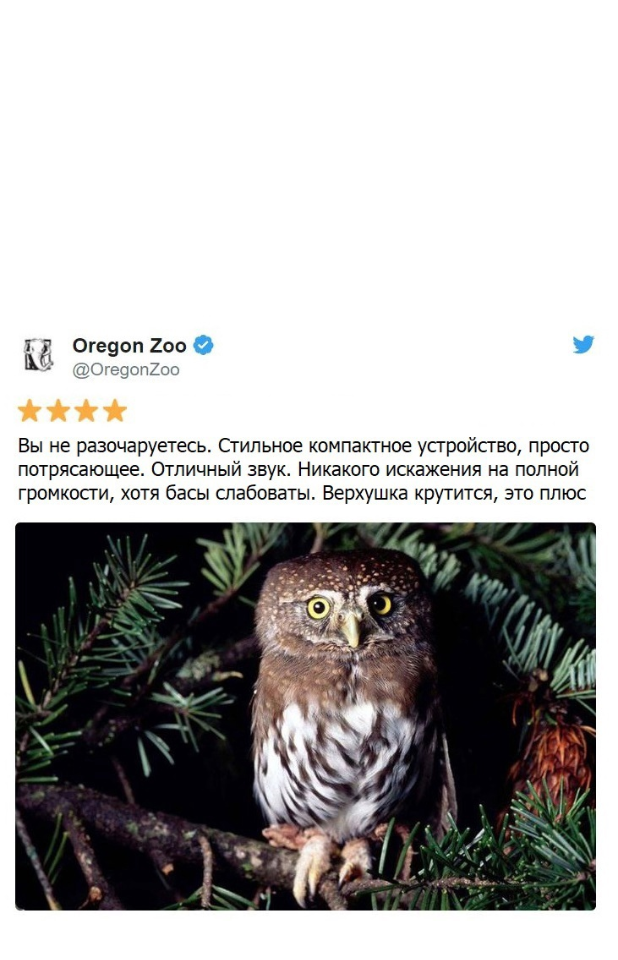
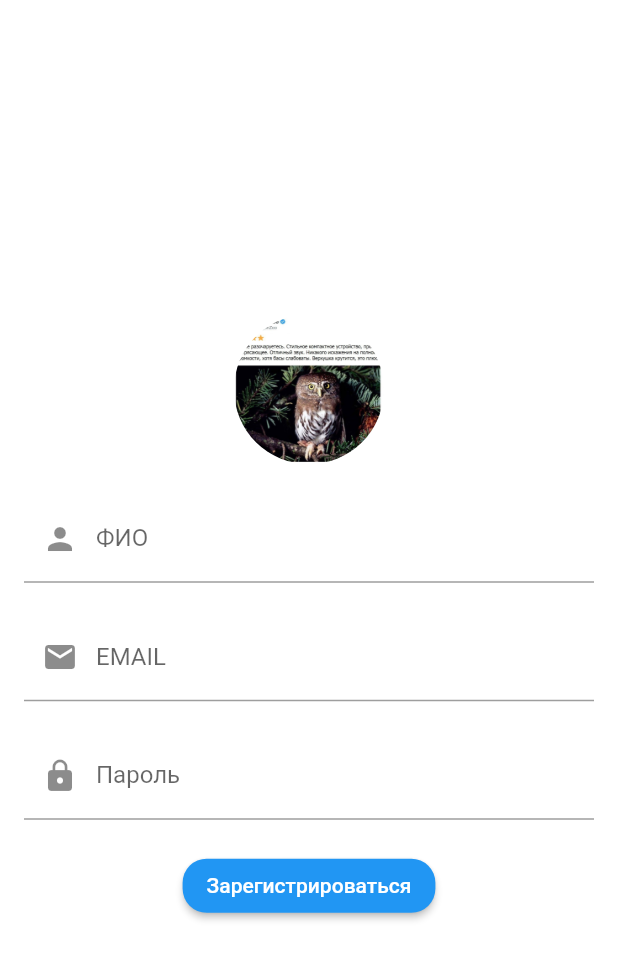
Before and after one commit to SofiFairyTell/flutter_RecruterApp, a Flutter app: the screen it shows after launch, after a tap on "Регистрация", on a phone screen of 412 x 824 dp. Shown: the top 960 px of the screen. Run offline on Flutter 3.47's test engine with Material 2 defaults, Android fonts, the phone set to English and light mode, and no system bars.

Commit message:
Add UserInfo class

```diff
--- /dev/null
+++ b/untitled/lib/bloc/jobs/UserInfo.dart
@@ -0,0 +1,15 @@
+class UserInfo {
+  String fullName;
+  String password;
+  String email;
+
+  UserInfo({this.fullName, this.password, this.email});
+
+  static UserInfo fromFormFields(String fullName, String password, String email) {
+    return UserInfo(
+      fullName: fullName,
+      password: password,
+      email: email,
+    );
+  }
+}
--- a/untitled/lib/main.dart
+++ b/untitled/lib/main.dart
@@ -1,7 +1,7 @@
 import 'package:flutter/cupertino.dart';
 import 'package:flutter/material.dart';
 import 'package:flutter/widgets.dart';
-import 'package:untitled/screens/RegistrationWidget.dart';
+import 'package:untitled/screens/RegistrationScreen.dart';
 import 'package:untitled/screens/SettingWidget.dart';
 import 'package:untitled/screens/StartWidget.dart';
 
@@ -13,7 +13,7 @@ void main() {
     routes: {
       '/': (context) => const Main(),
       '/settings': (context) => const SettingsWidget(),
-      '/registration': (context) => const RegistrationWidget()
+      '/registration': (context) =>  RegistrationScreen()
     },
   ));
 }
--- /dev/null
+++ b/untitled/lib/screens/RegistrationScreen.dart
@@ -0,0 +1,81 @@
+import 'package:flutter/cupertino.dart';
+import 'package:flutter/material.dart';
+import 'package:untitled/screens/Widgets/PhotoWidget.dart';
+
+class RegistrationScreen extends StatelessWidget {
+  RegistrationScreen({Key key}) : super(key: key);
+  final passwordController = TextEditingController();
+
+
+  @override
+  Widget build(BuildContext context) {
+    return Scaffold(
+        backgroundColor: Colors.white,
+        body:SafeArea(
+          child: Column(
+            mainAxisAlignment: MainAxisAlignment.center,
+            children: <Widget>[
+              // PhotoWidget
+              Center(
+                child: PhotoWidget(
+                  photoUrl: 'assets/images/owl.jpg',
+                  onPressed: () => print('Photo was tapped'),
+                ),
+              ),
+
+              // Full name text field
+              SizedBox(height: 20),
+              Padding(
+                padding: const EdgeInsets.symmetric(horizontal: 16),
+                child: TextField(
+                  decoration: InputDecoration(
+                    labelText: 'ФИО',
+                    prefixIcon: Icon(Icons.person),
+                  ),
+                ),
+              ),
+
+              // Email text field
+              SizedBox(height: 20),
+              Padding(
+                padding: const EdgeInsets.symmetric(horizontal: 16),
+                child: TextField(
+                  decoration: InputDecoration(
+                    labelText: 'EMAIL',
+                    prefixIcon: Icon(Icons.email),
+                  ),
+                ),
+              ),
+
+              // Password text field
+              SizedBox(height: 20),
+              Padding(
+                padding: const EdgeInsets.symmetric(horizontal: 16),
+                child: TextField(
+                  decoration: InputDecoration(
+                    labelText: 'Пароль',
+                    prefixIcon: Icon(Icons.lock),
+                  ),
+                    controller: passwordController,
+                ),
+              ),
+
+              // Register button
+              SizedBox(height: 20),
+              Padding(
+                padding: const EdgeInsets.symmetric(horizontal: 16),
+                child: ElevatedButton(
+                  onPressed: () => print('Register button was pressed'),
+                  child: Text('Зарегистрироваться'),
+                  style: ElevatedButton.styleFrom(
+                    shape: RoundedRectangleBorder(
+                      borderRadius: BorderRadius.circular(16),
+                    ),
+                  ),
+                ),
+              ),
+            ],
+          ),
+        ));
+  }
+}
--- a/untitled/lib/screens/RegistrationWidget.dart
+++ /dev/null
@@ -1,19 +0,0 @@
-import 'package:flutter/cupertino.dart';
-import 'package:flutter/material.dart';
-
-class RegistrationWidget extends StatelessWidget {
-  const RegistrationWidget({Key key}) : super(key: key);
-
-  @override
-  Widget build(BuildContext context) {
-    return Scaffold(
-        backgroundColor: Colors.white,
-        body: SafeArea(
-            child: Stack(
-              fit:StackFit.expand,
-          children: <Widget>[
-             Image.asset('assets/images/owl.jpg'),
-          ],
-        )));
-  }
-}
--- a/untitled/lib/screens/StartWidget.dart
+++ b/untitled/lib/screens/StartWidget.dart
@@ -1,8 +1,10 @@
 import 'package:flutter/material.dart';
 import 'package:untitled/screens/ProfileWidget.dart';
-import 'package:untitled/screens/RegistrationWidget.dart';
+import 'package:untitled/screens/RegistrationScreen.dart';
 
 class StartWidget extends StatelessWidget {
+  StartWidget({Key key}) : super(key: key);
+
   @override
   Widget build(BuildContext context) {
     return Scaffold(
@@ -67,7 +69,7 @@ void goToRegistration(BuildContext context) {
   Navigator.push(
     context,
     MaterialPageRoute(
-      builder: (context) => RegistrationWidget(),
+      builder: (context) => RegistrationScreen(),
     ),
   );
 }
--- /dev/null
+++ b/untitled/lib/screens/Widgets/PhotoWidget.dart
@@ -0,0 +1,29 @@
+import 'package:flutter/material.dart';
+
+class PhotoWidget extends StatelessWidget {
+  final String photoUrl;
+  final VoidCallback onPressed;
+
+  const PhotoWidget({
+    Key key,
+    @required this.photoUrl,
+    @required this.onPressed,
+  }) : super(key: key);
+
+  @override
+  Widget build(BuildContext context) {
+    return SizedBox(
+      width: 100,
+      height: 100,
+      child: GestureDetector(
+        onTap: onPressed,
+        child: ClipOval(
+          child: Image.asset(
+            photoUrl,
+            fit: BoxFit.cover,
+          ),
+        ),
+      ),
+    );
+  }
+}
```
Also changed, not shown: untitled/lib/screens/DrawerWidget.dart (+14 -0 lines), untitled/lib/screens/ProfileWidget.dart (+4 -4 lines), untitled/lib/screens/Widgets/CustomButton.dart (+18 -6 lines).
